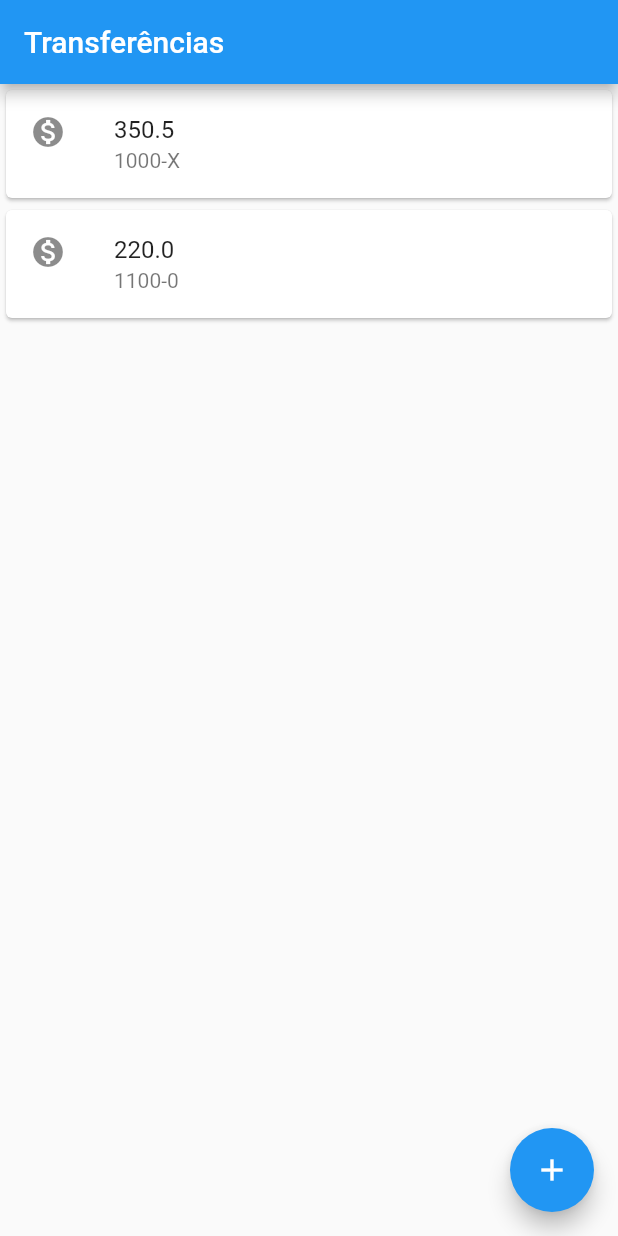
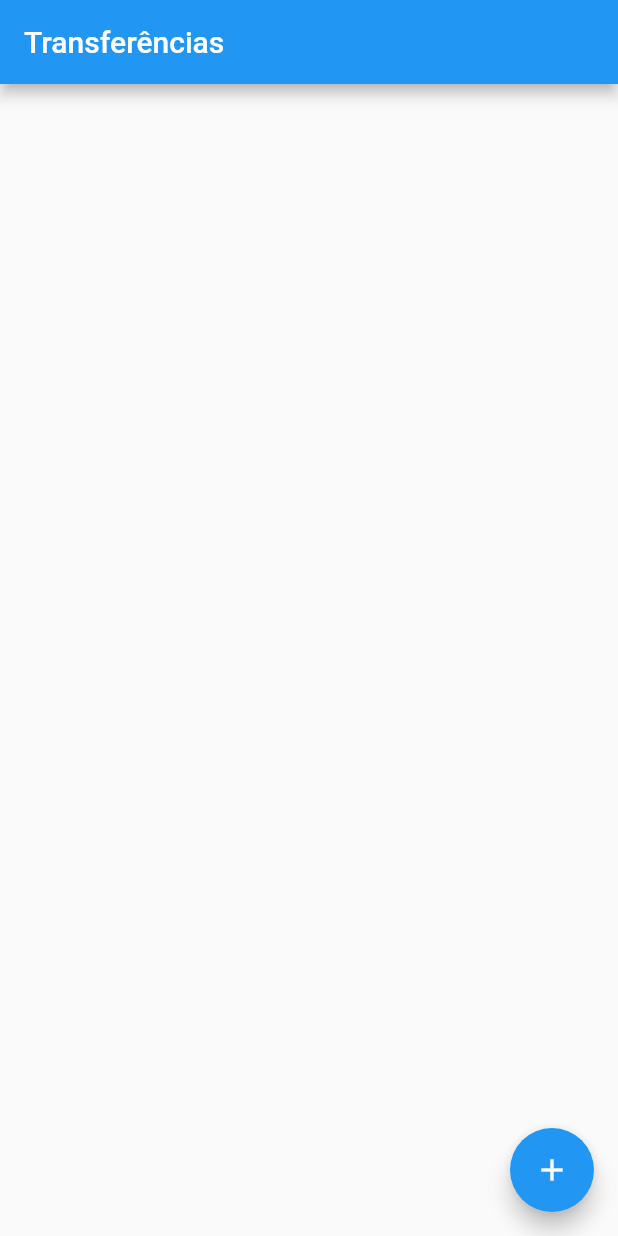
Before and after one commit to LuisHBF/flutter-alura, a Flutter app: the screen it shows after launch, on a phone screen of 412 x 824 dp. Run offline on Flutter 3.47's test engine with Material 2 defaults, Android fonts, the phone set to English and light mode, and no system bars.

```diff
--- a/lib/main.dart
+++ b/lib/main.dart
@@ -86,17 +86,20 @@ class Editor extends StatelessWidget {
 }
 
 class ListaTransferencia extends StatelessWidget {
+
+  List<Transferencia> _transferencias = List();
   @override
   Widget build(BuildContext context) {
     return Scaffold(
         appBar: AppBar(
           title: Text('Transferências'),
         ),
-        body: Column(
-          children: <Widget>[
-            ItemTransferencia(Transferencia('1000-X', 350.5)),
-            ItemTransferencia(Transferencia('1100-0', 220))
-          ],
+        body: ListView.builder(
+          itemCount: this._transferencias.length,
+          itemBuilder: (context, indice){
+            final Transferencia transferencia = this._transferencias[indice];
+            return ItemTransferencia(transferencia);
+          },
         ),
         floatingActionButton: FloatingActionButton(
           child: Icon(Icons.add),
@@ -108,6 +111,7 @@ class ListaTransferencia extends StatelessWidget {
             future.then((transferencia)  {
               debugPrint('cheguei no then do future!');
               debugPrint('$transferencia');
+              this._transferencias.add(transferencia);
             });
           }
         ));
```
